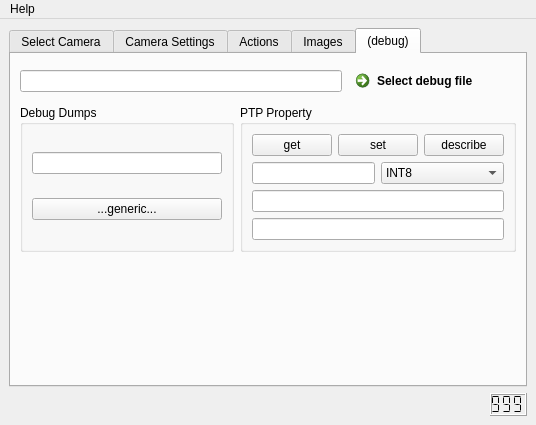
Above: camtool/camtool.ui from steveicarus/camctl before the change. Below: the same form after it.
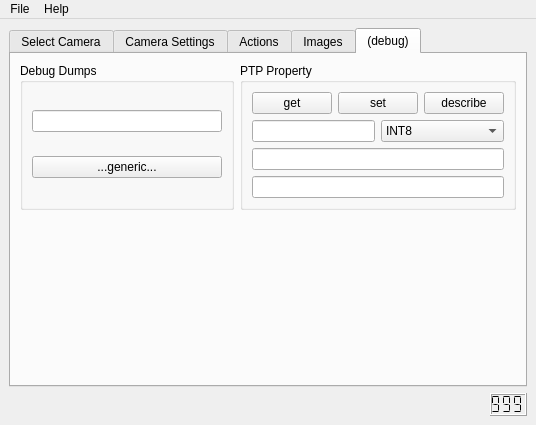
That is the form after the change. The open tabs and pages were chosen to show the change.

Commit message:
Create a Preferences pane, and move some debug stuff there.
In particular, move the debug file selection to the
preferences pane, in preparation for creating persistent
preferences.

```diff
--- a/camtool/camtool.ui
+++ b/camtool/camtool.ui
@@ -340,29 +340,6 @@
         <string>(debug)</string>
        </attribute>
        <layout class="QVBoxLayout" name="verticalLayout_4" >
-        <item>
-         <layout class="QHBoxLayout" name="horizontalLayout_2" >
-          <item>
-           <widget class="QLineEdit" name="logfile_path" />
-          </item>
-          <item>
-           <widget class="QCommandLinkButton" name="select_logfile_button" >
-            <property name="sizePolicy" >
-             <sizepolicy vsizetype="Fixed" hsizetype="Preferred" >
-              <horstretch>0</horstretch>
-              <verstretch>0</verstretch>
-             </sizepolicy>
-            </property>
-            <property name="toolTip" >
-             <string>Select a debug log file to enable logging and debug output.</string>
-            </property>
-            <property name="text" >
-             <string>Select debug file</string>
-            </property>
-           </widget>
-          </item>
-         </layout>
-        </item>
         <item>
          <layout class="QHBoxLayout" name="horizontalLayout_3" >
           <item>
@@ -604,6 +581,13 @@
     <addaction name="help_about_action" />
     <addaction name="help_about_camera_action" />
    </widget>
+   <widget class="QMenu" name="menuFile" >
+    <property name="title" >
+     <string>File</string>
+    </property>
+    <addaction name="preferences_action" />
+   </widget>
+   <addaction name="menuFile" />
    <addaction name="menuHelp" />
   </widget>
   <action name="help_about_action" >
```
Left out of the diff: 9 changed lines with no effect on the pictures. The commit also changes 6 other files.
